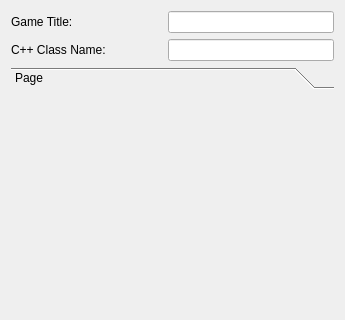
GameOverture/HarmonyEngine, file Editor/src/Dialogs/DlgProjectSettings.ui: the form before one commit; both pictures show x 0 to 345 and y 0 to 320 of the 345 by 577 pixel window.
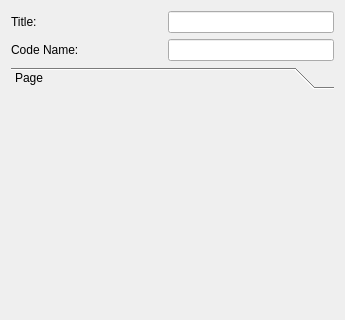
The form after the commit. The open tabs and pages were chosen to show the change. Icons and pictures are not drawn.

```diff
--- a/Editor/src/Dialogs/DlgProjectSettings.ui
+++ b/Editor/src/Dialogs/DlgProjectSettings.ui
@@ -17,7 +17,7 @@
    <item row="0" column="0">
     <widget class="QLabel" name="lblGameTitle">
      <property name="text">
-      <string>Game Title:</string>
+      <string>Title:</string>
      </property>
     </widget>
    </item>
@@ -27,7 +27,7 @@
    <item row="1" column="0">
     <widget class="QLabel" name="label_4">
      <property name="text">
-      <string>C++ Class Name:</string>
+      <string>Code Name:</string>
      </property>
     </widget>
    </item>
```
Left out of the diff: 13 changed lines with no effect on the pictures.
